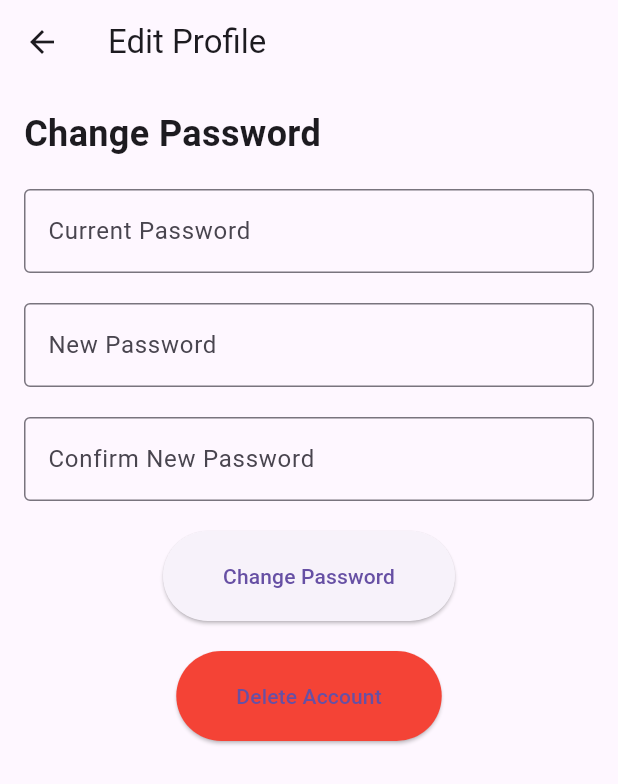
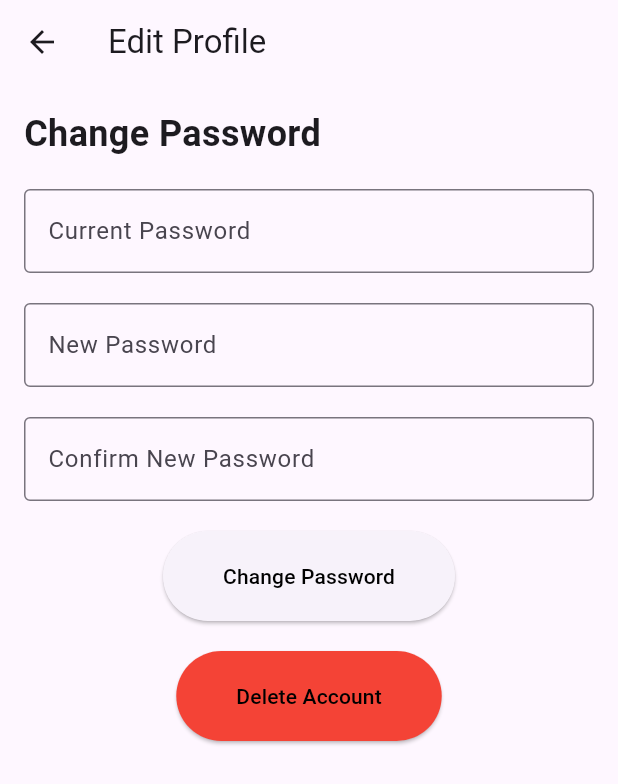
Before and after one commit to Susadi11/Flutter-Expense-Tracker, a Flutter app: the EditProfile screen opened directly with empty values, on a phone screen of 412 x 824 dp. Shown: the top 784 px of the screen. Run offline on Flutter 3.47's test engine with Material 3 defaults, Android fonts, the phone set to English and light mode, and no system bars; our stand-ins replace connectivity_plus, firebase_auth, firebase_core, fluttertoast, font_awesome_flutter, google_sign_in and 6 more; accounts and stored records are empty.

Commit message:
update css

```diff
--- a/frontend/lib/edit_profile.dart
+++ b/frontend/lib/edit_profile.dart
@@ -150,9 +150,14 @@ class _EditProfileState extends State<EditProfile> {
               const SizedBox(height: 20),
               TextFormField(
                 controller: _passwordController,
+                cursorColor: Color(0xFFC2AA81),
                 decoration: const InputDecoration(
                   labelText: 'Current Password',
                   border: OutlineInputBorder(),
+                  focusedBorder: OutlineInputBorder(
+                    borderSide: BorderSide(color: Color(0xFFC2AA81)),
+                  ),
+                  floatingLabelStyle: TextStyle(color: Color(0xFFC2AA81)),
                 ),
                 obscureText: true,
                 validator: (value) {
@@ -165,9 +170,14 @@ class _EditProfileState extends State<EditProfile> {
               const SizedBox(height: 20),
               TextFormField(
                 controller: _newPasswordController,
+                cursorColor: Color(0xFFC2AA81),
                 decoration: const InputDecoration(
                   labelText: 'New Password',
                   border: OutlineInputBorder(),
+                  focusedBorder: OutlineInputBorder(
+                    borderSide: BorderSide(color: Color(0xFFC2AA81)),
+                  ),
+                  floatingLabelStyle: TextStyle(color: Color(0xFFC2AA81)),
                 ),
                 obscureText: true,
                 validator: (value) {
@@ -180,9 +190,14 @@ class _EditProfileState extends State<EditProfile> {
               const SizedBox(height: 20),
               TextFormField(
                 controller: _confirmNewPasswordController,
+                cursorColor: Color(0xFFC2AA81),
                 decoration: const InputDecoration(
                   labelText: 'Confirm New Password',
                   border: OutlineInputBorder(),
+                  focusedBorder: OutlineInputBorder(
+                    borderSide: BorderSide(color: Color(0xFFC2AA81)),
+                  ),
+                  floatingLabelStyle: TextStyle(color: Color(0xFFC2AA81)),
                 ),
                 obscureText: true,
                 validator: (value) {
@@ -198,6 +213,7 @@ class _EditProfileState extends State<EditProfile> {
                   onPressed: _changePassword,
                   style: ElevatedButton.styleFrom(
                     padding: EdgeInsets.symmetric(horizontal: 40, vertical: 20),
+                    foregroundColor: Colors.black, // Set text color to black
                   ),
                   child: const Text('Change Password'),
                 ),
@@ -209,6 +225,7 @@ class _EditProfileState extends State<EditProfile> {
                   style: ElevatedButton.styleFrom(
                     padding: EdgeInsets.symmetric(horizontal: 40, vertical: 20),
                     backgroundColor: Colors.red,
+                    foregroundColor: Colors.black, // Set text color to black
                   ),
                   child: const Text('Delete Account'),
                 ),
```
Also changed, not shown: frontend/lib/profile.dart (+16 -4 lines).
